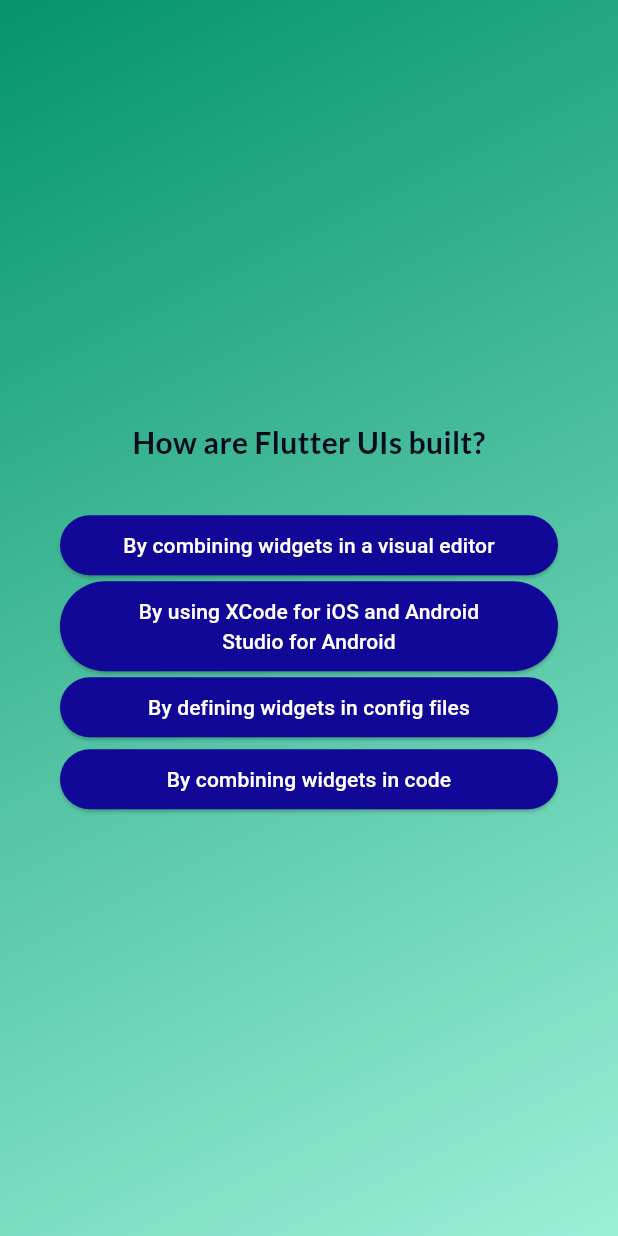
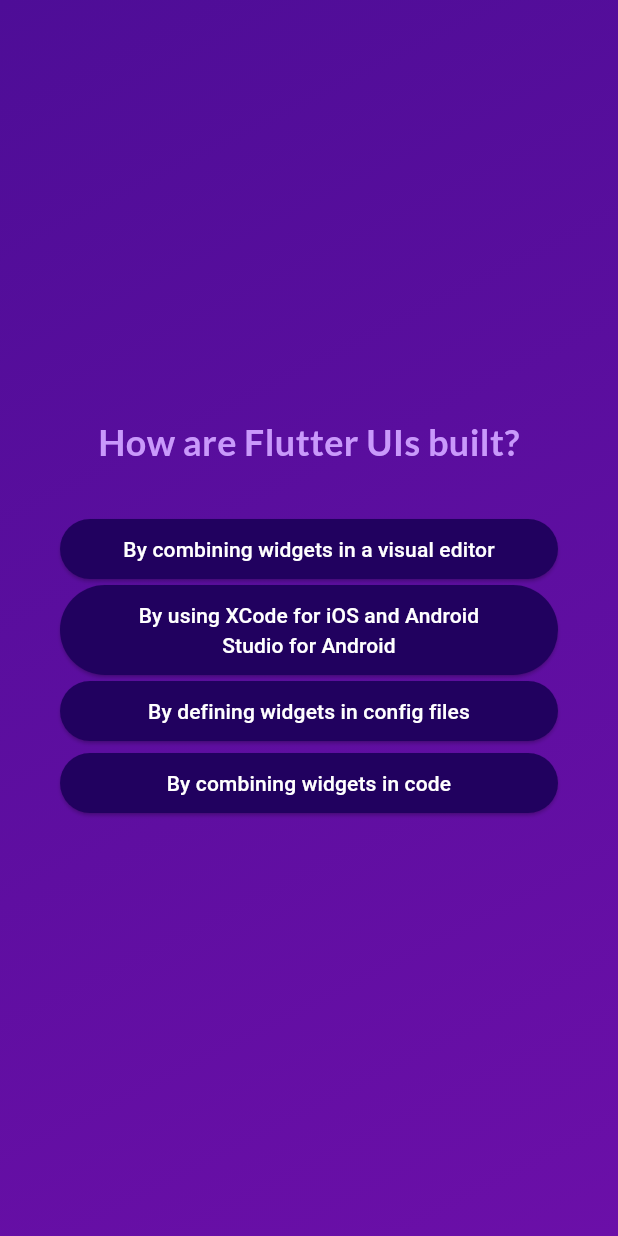
Before and after one commit to dennysihol/simple_quiz, a Flutter app: the screen it shows after launch, after a tap on "Start Quiz", after a tap on "Components", on a phone screen of 412 x 824 dp. Run offline on Flutter 3.47's test engine with Material 3 defaults, Android fonts, the phone set to English and light mode, and no system bars; our stand-ins replace google_fonts.

Commit message:
Done Debugging and Fixing

```diff
--- a/lib/answer_button.dart
+++ b/lib/answer_button.dart
@@ -1,14 +1,17 @@
 import 'package:flutter/material.dart';
 
 class AnswerButton extends StatelessWidget {
-  const AnswerButton(
-      {super.key, required this.answerText, required this.onTap});
+  const AnswerButton({
+    super.key,
+    required this.answerText,
+    required this.onTap,
+  });
 
   final String answerText;
   final void Function() onTap;
 
   @override
-  Widget build(context) {
+  Widget build(BuildContext context) {
     return ElevatedButton(
       onPressed: onTap,
       style: ElevatedButton.styleFrom(
@@ -16,13 +19,16 @@ class AnswerButton extends StatelessWidget {
           vertical: 10,
           horizontal: 40,
         ),
+        backgroundColor: const Color.fromARGB(255, 33, 1, 95),
         foregroundColor: Colors.white,
-        backgroundColor: const Color.fromARGB(255, 17, 8, 151),
         shape: RoundedRectangleBorder(
           borderRadius: BorderRadius.circular(40),
         ),
       ),
-      child: Text(answerText, textAlign: TextAlign.center,),
+      child: Text(
+        answerText,
+        textAlign: TextAlign.center,
+      ),
     );
   }
 }
--- a/lib/main.dart
+++ b/lib/main.dart
@@ -1,8 +1,7 @@
 import 'package:flutter/material.dart';
+
 import 'package:simple_quiz/quiz.dart';
 
 void main() {
-  runApp(
-    const Quiz()
-  );
+  runApp(const Quiz());
 }
--- a/lib/models/quiz_question.dart
+++ b/lib/models/quiz_question.dart
@@ -1,14 +1,12 @@
 class QuizQuestion {
-
-  const QuizQuestion (this.text, this.answers);
+  const QuizQuestion(this.text, this.answers);
 
   final String text;
   final List<String> answers;
 
-  List<String> getShuffledList (){
+  List<String> get shuffledAnswers {
     final shuffledList = List.of(answers);
     shuffledList.shuffle();
     return shuffledList;
   }
-
 }
--- a/lib/question_screen.dart
+++ b/lib/questions_screen.dart
@@ -1,27 +1,32 @@
 import 'package:flutter/material.dart';
+import 'package:google_fonts/google_fonts.dart';
+
 import 'package:simple_quiz/answer_button.dart';
 import 'package:simple_quiz/data/questions.dart';
-import 'package:google_fonts/google_fonts.dart';
 
-class QuestionScreen extends StatefulWidget {
-  const QuestionScreen({super.key, required this.onSelectAnswer,});
+class QuestionsScreen extends StatefulWidget {
+  const QuestionsScreen({
+    super.key,
+    required this.onSelectAnswer,
+  });
 
   final void Function(String answer) onSelectAnswer;
 
   @override
-  State<QuestionScreen> createState() {
-    return _QuestionScreenState();
+  State<QuestionsScreen> createState() {
+    return _QuestionsScreenState();
   }
 }
 
-class _QuestionScreenState extends State<QuestionScreen> {
+class _QuestionsScreenState extends State<QuestionsScreen> {
   var currentQuestionIndex = 0;
 
   void answerQuestion(String selectedAnswer) {
     widget.onSelectAnswer(selectedAnswer);
-
+    // currentQuestionIndex = currentQuestionIndex + 1;
+    // currentQuestionIndex += 1;
     setState(() {
-      currentQuestionIndex++;
+      currentQuestionIndex++; // increments the value by 1
     });
   }
 
@@ -40,23 +45,21 @@ class _QuestionScreenState extends State<QuestionScreen> {
             Text(
               currentQuestion.text,
               style: GoogleFonts.lato(
-                color: const Color.fromARGB(255, 3, 12, 29),
-                fontSize: 20,
+                color: const Color.fromARGB(255, 201, 153, 251),
+                fontSize: 24,
                 fontWeight: FontWeight.bold,
               ),
               textAlign: TextAlign.center,
             ),
-            const SizedBox(
-              height: 30,
-            ),
-            ...currentQuestion.getShuffledList().map((answer) {
+            const SizedBox(height: 30),
+            ...currentQuestion.shuffledAnswers.map((answer) {
               return AnswerButton(
                 answerText: answer,
                 onTap: () {
                   answerQuestion(answer);
                 },
               );
-            }),
+            })
           ],
         ),
       ),
--- a/lib/quiz.dart
+++ b/lib/quiz.dart
@@ -1,8 +1,9 @@
 import 'package:flutter/material.dart';
+
+import 'package:simple_quiz/start_screen.dart';
+import 'package:simple_quiz/questions_screen.dart';
 import 'package:simple_quiz/data/questions.dart';
-import 'package:simple_quiz/question_screen.dart';
-import 'package:simple_quiz/result_screen.dart';
-import 'package:simple_quiz/start_screen.dart';
+import 'package:simple_quiz/results_screen.dart';
 
 class Quiz extends StatefulWidget {
   const Quiz({super.key});
@@ -14,54 +15,61 @@ class Quiz extends StatefulWidget {
 }
 
 class _QuizState extends State<Quiz> {
-  List<String> selectedAnswer = [];
-  var activeScreen = 'start-screen';
+  List<String> _selectedAnswers = [];
+  var _activeScreen = 'start-screen';
 
-  void switchScreen() {
+  void _switchScreen() {
     setState(() {
-      activeScreen = 'question-screen';
+      _activeScreen = 'questions-screen';
     });
   }
 
-  void restartQuiz (){
-    setState(() {
-      selectedAnswer = [];
-      activeScreen = 'question-screen';
-    });
-  }
+  void _chooseAnswer(String answer) {
+    _selectedAnswers.add(answer);
 
-  void chooseAnswer(String answer) {
-    selectedAnswer.add(answer);
-
-    if (selectedAnswer.length == questions.length) {
+    if (_selectedAnswers.length == questions.length) {
       setState(() {
-        activeScreen = 'results-screen';
+        _activeScreen = 'results-screen';
       });
     }
   }
 
+  void restartQuiz() {
+    setState(() {
+      _activeScreen = 'questions-screen';
+      _selectedAnswers = [];
+    });
+  }
+
   @override
   Widget build(context) {
-    Widget screenWidget = StartScreen(switchScreen);
+    Widget screenWidget = StartScreen(_switchScreen);
 
-    if (activeScreen == 'question-screen') {
-      screenWidget = QuestionScreen(
-        onSelectAnswer: chooseAnswer,
+    if (_activeScreen == 'questions-screen') {
+      screenWidget = QuestionsScreen(
+        onSelectAnswer: _chooseAnswer,
       );
     }
 
-    if(activeScreen == 'results-screen') {
-      screenWidget = ResultScreen(chosenAnswers: selectedAnswer, onResart: restartQuiz);
+    if (_activeScreen == 'results-screen') {
+      screenWidget = ResultsScreen(
+        chosenAnswers: _selectedAnswers,
+        onRestart: restartQuiz,
+      );
     }
 
     return MaterialApp(
       home: Scaffold(
         body: Container(
           decoration: const BoxDecoration(
-            gradient: LinearGradient(colors: [
-              Color.fromARGB(255, 5, 148, 107),
-              Color.fromARGB(255, 154, 239, 215),
-            ], begin: Alignment.topLeft, end: Alignment.bottomRight),
+            gradient: LinearGradient(
+              colors: [
+                Color.fromARGB(255, 78, 13, 151),
+                Color.fromARGB(255, 107, 15, 168),
+              ],
+              begin: Alignment.topLeft,
+              end: Alignment.bottomRight,
+            ),
           ),
           child: screenWidget,
         ),
--- a/lib/start_screen.dart
+++ b/lib/start_screen.dart
@@ -1,40 +1,43 @@
 import 'package:flutter/material.dart';
 import 'package:google_fonts/google_fonts.dart';
 
-
 class StartScreen extends StatelessWidget {
-  const StartScreen(this.startQuiz,{super.key});
+  const StartScreen(this.startQuiz, {super.key});
 
   final void Function() startQuiz;
 
   @override
   Widget build(context) {
-    // Scaffold is a layout for
-    // the major Material Components.
     return Center(
       child: Column(
         mainAxisSize: MainAxisSize.min,
         children: [
           Image.asset(
             'assets/images/quiz-logo.png',
-            color: const Color.fromARGB(153, 255, 255, 255),
+            width: 300,
+            color: const Color.fromARGB(150, 255, 255, 255),
           ),
+          // Opacity(
+          //   opacity: 0.6,
+          //   child: Image.asset(
+          //     'assets/images/quiz-logo.png',
+          //     width: 300,
+          //   ),
+          // ),
           const SizedBox(height: 80),
           Text(
-            'Learn flutter the fun way!',
+            'Learn Flutter the fun way!',
             style: GoogleFonts.lato(
-              color: Colors.white,
-              fontSize: 20,
+              color: const Color.fromARGB(255, 237, 223, 252),
+              fontSize: 24,
             ),
           ),
-          const SizedBox(
-            height: 30,
-          ),
+          const SizedBox(height: 30),
           OutlinedButton.icon(
+            onPressed: startQuiz,
             style: OutlinedButton.styleFrom(
               foregroundColor: Colors.white,
             ),
-            onPressed: startQuiz,
             icon: const Icon(Icons.arrow_right_alt),
             label: const Text('Start Quiz'),
           )
```
Also changed, not shown: lib/questions_summary/question_identifier.dart (+9 -10 lines), lib/questions_summary/questions_summary.dart (renamed from lib/questions_summary/question_summary.dart, +4 -3 lines), lib/questions_summary/summary_item.dart (+18 -22 lines), lib/results_screen.dart (renamed from lib/result_screen.dart, +24 -21 lines), pubspec.yaml (+5 -3 lines), lib/data/questions.dart (line endings or trailing spaces), pubspec.lock.
